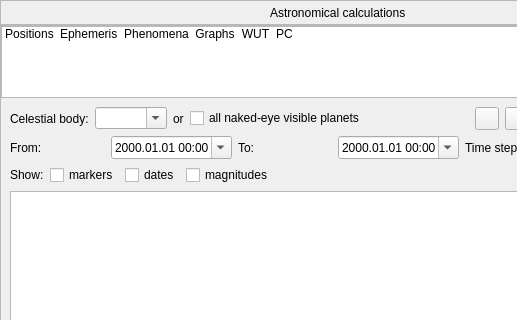
Before: the Qt Designer form src/gui/astroCalcDialog.ui in 519984307/stellarium_src, drawn with Qt 5; both pictures show x 0 to 517 and y 0 to 320 of the 697 by 422 pixel window.
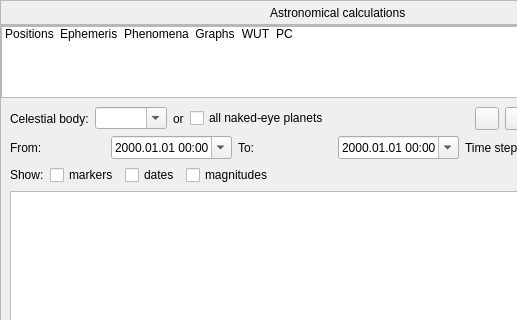
After: the same form once the commit is applied. The open tabs and pages were chosen to show the change. Icons and pictures are not drawn. Custom widgets are drawn as their Qt base class.

The edit to the form file:
```diff
--- a/src/gui/astroCalcDialog.ui
+++ b/src/gui/astroCalcDialog.ui
@@ -618,7 +618,7 @@
                <string>Compute ephemeris for all naked-eye visible planets (works on Earth only).</string>
               </property>
               <property name="text">
-               <string>all naked-eye visible planets</string>
+               <string>all naked-eye planets</string>
               </property>
              </widget>
             </item>
```
Left out of the diff: 6 changed lines with no effect on the pictures.
